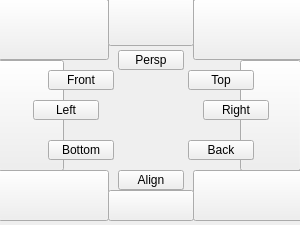
This is tk_ui/viewport.ui in m3trik/Scripts_portable as Qt 5 draws it before an edit. The edited form follows.
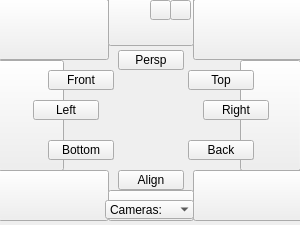
This is the edited form.

Diff of the .ui file:
```diff
--- a/tk_ui/viewport.ui
+++ b/tk_ui/viewport.ui
@@ -356,6 +356,93 @@
      <string/>
     </property>
    </widget>
+   <widget class="QComboBox" name="cmb000">
+    <property name="geometry">
+     <rect>
+      <x>105</x>
+      <y>200</y>
+      <width>89</width>
+      <height>19</height>
+     </rect>
+    </property>
+    <property name="minimumSize">
+     <size>
+      <width>89</width>
+      <height>0</height>
+     </size>
+    </property>
+    <property name="maximumSize">
+     <size>
+      <width>16777215</width>
+      <height>19</height>
+     </size>
+    </property>
+    <property name="sizeAdjustPolicy">
+     <enum>QComboBox::AdjustToContents</enum>
+    </property>
+    <property name="frame">
+     <bool>false</bool>
+    </property>
+    <item>
+     <property name="text">
+      <string>Cameras:</string>
+     </property>
+    </item>
+   </widget>
+   <widget class="QPushButton" name="b000">
+    <property name="geometry">
+     <rect>
+      <x>110</x>
+      <y>0</y>
+      <width>21</width>
+      <height>20</height>
+     </rect>
+    </property>
+    <property name="text">
+     <string/>
+    </property>
+   </widget>
+   <widget class="QPushButton" name="b001">
+    <property name="geometry">
+     <rect>
+      <x>130</x>
+      <y>0</y>
+      <width>21</width>
+      <height>20</height>
+     </rect>
+    </property>
+    <property name="text">
+     <string/>
+    </property>
+   </widget>
+   <widget class="QPushButton" name="b002">
+    <property name="geometry">
+     <rect>
+      <x>150</x>
+      <y>0</y>
+      <width>21</width>
+      <height>20</height>
+     </rect>
+    </property>
+    <property name="text">
+     <string/>
+    </property>
+   </widget>
+   <widget class="QPushButton" name="b003">
+    <property name="geometry">
+     <rect>
+      <x>170</x>
+      <y>0</y>
+      <width>21</width>
+      <height>20</height>
+     </rect>
+    </property>
+    <property name="text">
+     <string/>
+    </property>
+   </widget>
+   <zorder>b001</zorder>
+   <zorder>b000</zorder>
    <zorder>v014</zorder>
    <zorder>v015</zorder>
    <zorder>left</zorder>
@@ -372,6 +459,9 @@
    <zorder>v009</zorder>
    <zorder>v013</zorder>
    <zorder>v012</zorder>
+   <zorder>cmb000</zorder>
+   <zorder>b002</zorder>
+   <zorder>b003</zorder>
   </widget>
  </widget>
  <resources/>
```
